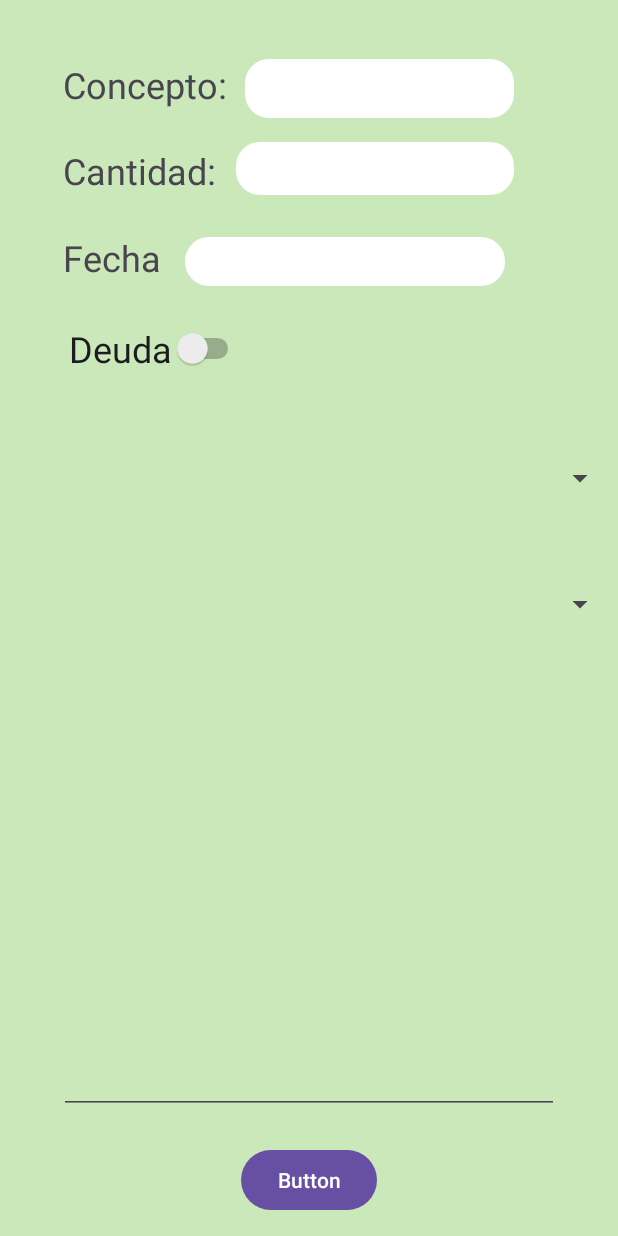
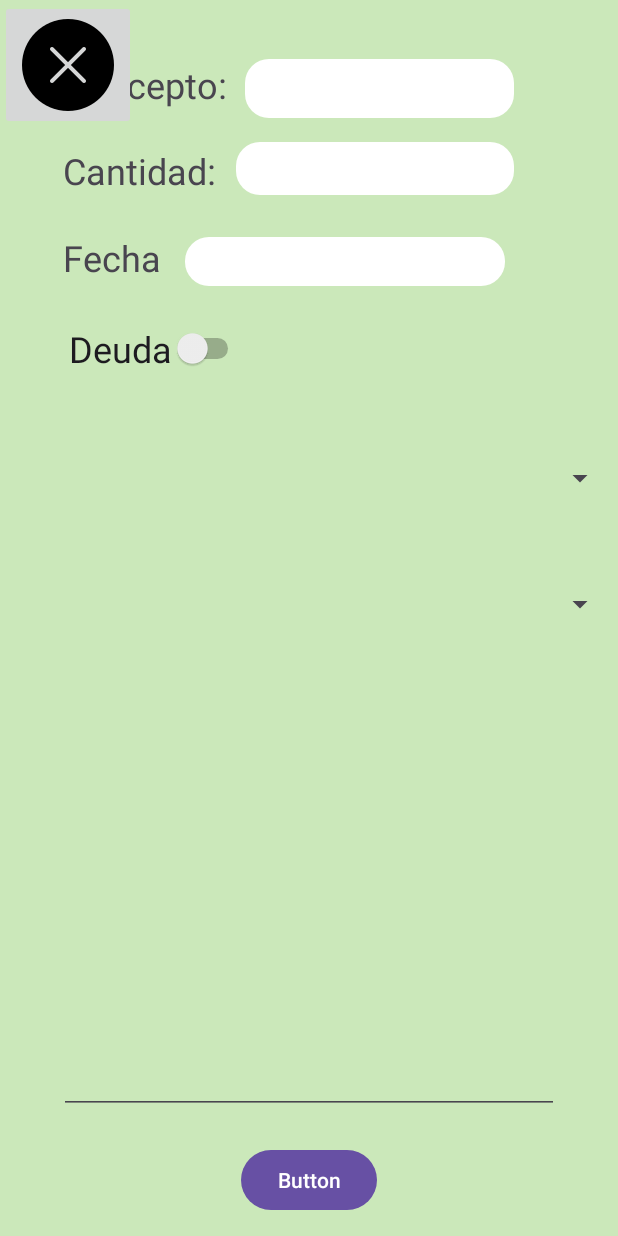
Before and after one commit to kakebo1/Kakebo, an Android app: the LlenadoEgresos screen opened directly, with no data from a screen before it, on a phone screen of 412 x 824 dp. Run offline under Robolectric (Android 15) with nearby library versions, the phone set to English and light mode, and no system bars; our stand-ins replace Firebase (no records; nobody signed in at launch, a user with empty details on screens opened directly); Roboto replaces fonts that are not available here.

Commit message:
Funciona el llenado de Egresos, y botón cancelar Funciona el llenado de Ingresos

```diff
--- a/app/src/main/java/com/example/myapplication/LlenadoEgresos.java
+++ b/app/src/main/java/com/example/myapplication/LlenadoEgresos.java
@@ -28,7 +28,7 @@ import java.util.Map;
 public class LlenadoEgresos extends AppCompatActivity {
     //DECLARAR VARIABLES
     Button btnAceptarEg;
-    ImageButton btnAgregarImg, btnCancelar;
+    ImageButton btnAgregarImg, btnCancelarEg;
     EditText txtConceptoEg, txtCantidadEg, txtFechaEg, txtComentarioEg;
     Switch deuda;
     RadioButton fijo, variable;
@@ -54,6 +54,7 @@ public class LlenadoEgresos extends AppCompatActivity {
         txtFechaEg= findViewById(R.id.txtFechaEg);
         txtComentarioEg= findViewById(R.id.txtComentarioEg);
         btnAceptarEg = findViewById(R.id.btnAceptarEg);
+        btnCancelarEg = findViewById(R.id.btnCancelarEg);
 
         /** SPINNER CATEGORÍA **/
         // SE DEBE DE CAMBIAR LAS OPCIONES, LAS CORRESPONDIENTES A CADA CATEGORIA DE KAKEBO
@@ -73,6 +74,11 @@ public class LlenadoEgresos extends AppCompatActivity {
         ArrayAdapter<CharSequence> adc = ArrayAdapter.createFromResource(this, R.array.kakebo, simple_spinner_item);
         ad.setDropDownViewResource(simple_spinner_item);
         kakebo.setAdapter(adc);
+
+        btnCancelarEg.setOnClickListener(v -> {
+            Toast.makeText(LlenadoEgresos.this, "Acción cancelada", Toast.LENGTH_SHORT).show();
+            finish();
+        });
     }
 
 
@@ -118,12 +124,14 @@ public class LlenadoEgresos extends AppCompatActivity {
         return retorno;
     }
 
+
     private void egreso(String concepto, int cantidad, String fecha, String comentario) {
         Map<String, Object> mapiii = new HashMap<>();
         mapiii.put("concepto", concepto);
         mapiii.put("cantidad", cantidad);
         mapiii.put("fecha", fecha);
         mapiii.put("comentario", comentario);
+
 
         basededatos.collection("egresos").add(mapiii)
                 .addOnSuccessListener(documentReference -> {
--- a/app/src/main/res/layout/act_llenado_egresos.xml
+++ b/app/src/main/res/layout/act_llenado_egresos.xml
@@ -137,4 +137,12 @@
         app:layout_constraintStart_toStartOf="parent"
         app:layout_constraintTop_toBottomOf="@+id/kakebospn" />
 
+    <ImageButton
+        android:id="@+id/btnCancelarEg"
+        android:layout_width="wrap_content"
+        android:layout_height="wrap_content"
+        app:srcCompat="@drawable/icons8_cancelar_100"
+        tools:layout_editor_absoluteX="346dp"
+        tools:layout_editor_absoluteY="14dp" />
+
 </androidx.constraintlayout.widget.ConstraintLayout>
```
